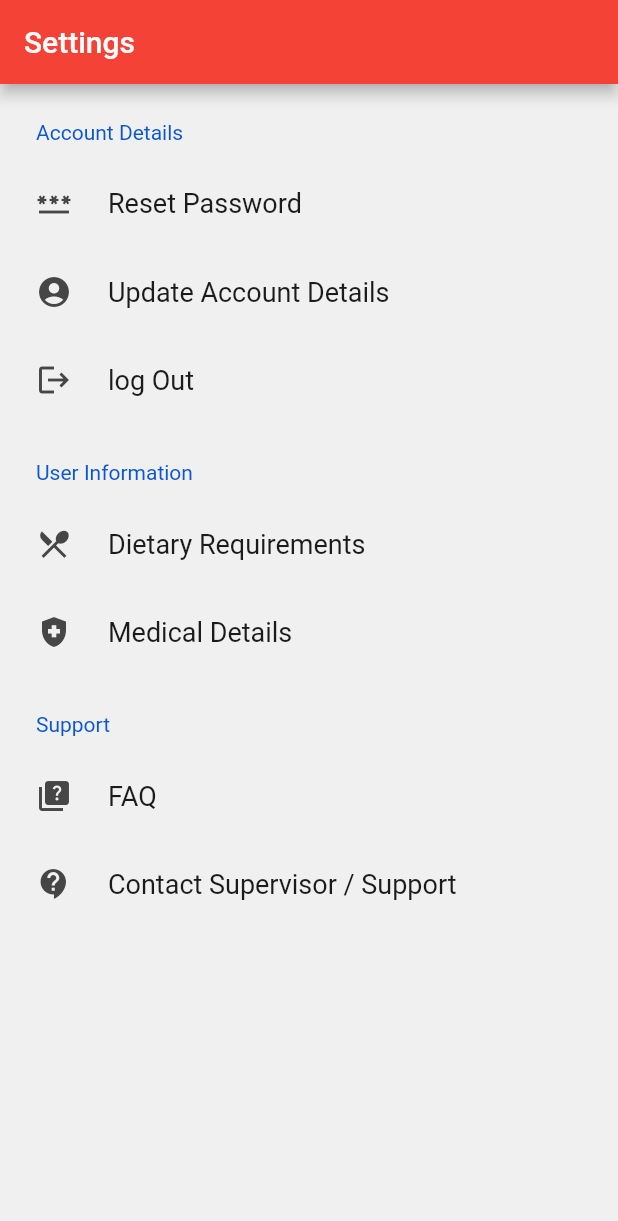
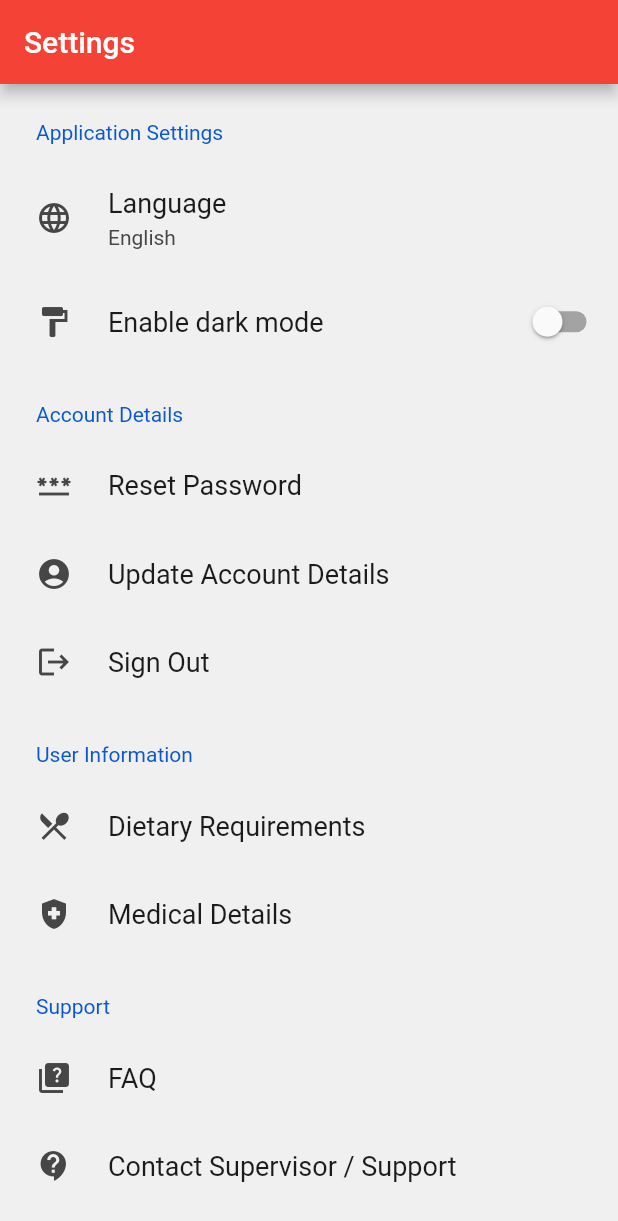
Before and after one commit to TechlauncherFireApp/mobile, a Flutter app: the SettingBox screen opened directly with empty values, on a phone screen of 412 x 824 dp. Shown: the top 1221 px of the screen. Run offline on Flutter 3.47's test engine with Material 2 defaults, Android fonts, the phone set to English and light mode, and no system bars; drawn by our look-alikes of settings_ui; our stand-ins replace fluttertoast, table_calendar; accounts and stored records are empty.

Commit message:
Minor changes to settings page

```diff
--- a/fireapp/lib/pages/settings/setting.dart
+++ b/fireapp/lib/pages/settings/setting.dart
@@ -36,6 +36,22 @@ class _SettingsState extends State<SettingBox> {
           title: const Text('Settings'), automaticallyImplyLeading: false),
       body: SettingsList(sections: [
         SettingsSection(
+          title: Text('Application Settings'),
+          tiles: <SettingsTile>[
+            SettingsTile.navigation(
+              leading: Icon(Icons.language),
+              title: Text('Language'),
+              value: Text('English'),
+            ),
+            SettingsTile.switchTile(
+              onToggle: (value) {},
+              initialValue: false,
+              leading: Icon(Icons.format_paint),
+              title: Text('Enable dark mode'),
+            ),
+          ],
+        ),
+        SettingsSection(
           title: Text('Account Details'),
           // titleTextStyle: TextStyle(fontSize: 30),
           tiles: <SettingsTile>[
@@ -58,7 +74,7 @@ class _SettingsState extends State<SettingBox> {
                 }),
             SettingsTile.navigation(
                 leading: Icon(Icons.logout),
-                title: Text('log Out'),
+                title: Text('Sign Out'),
                 onPressed: (_) {
                   userId = 0;
                   Navigator.pop(
```
